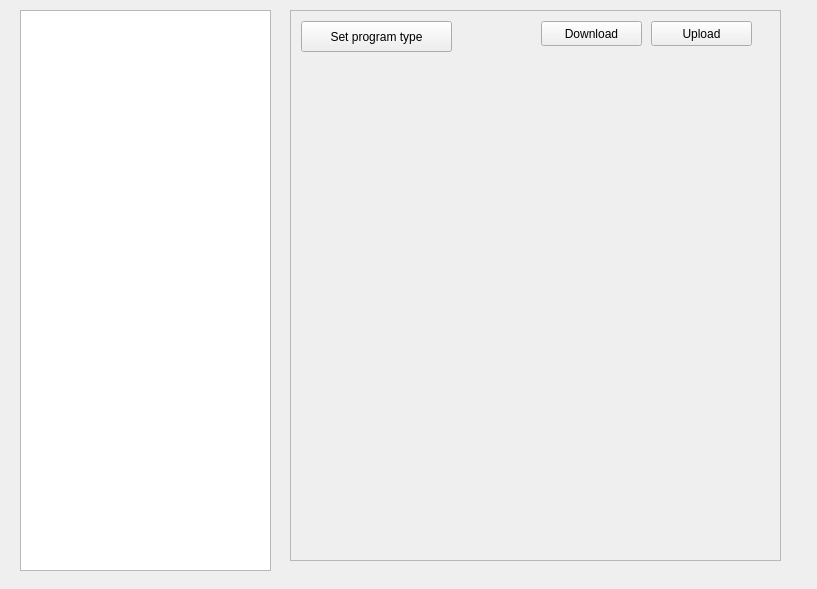
Old version of the form widget_programs.ui in the repository mupimenov/hponic.
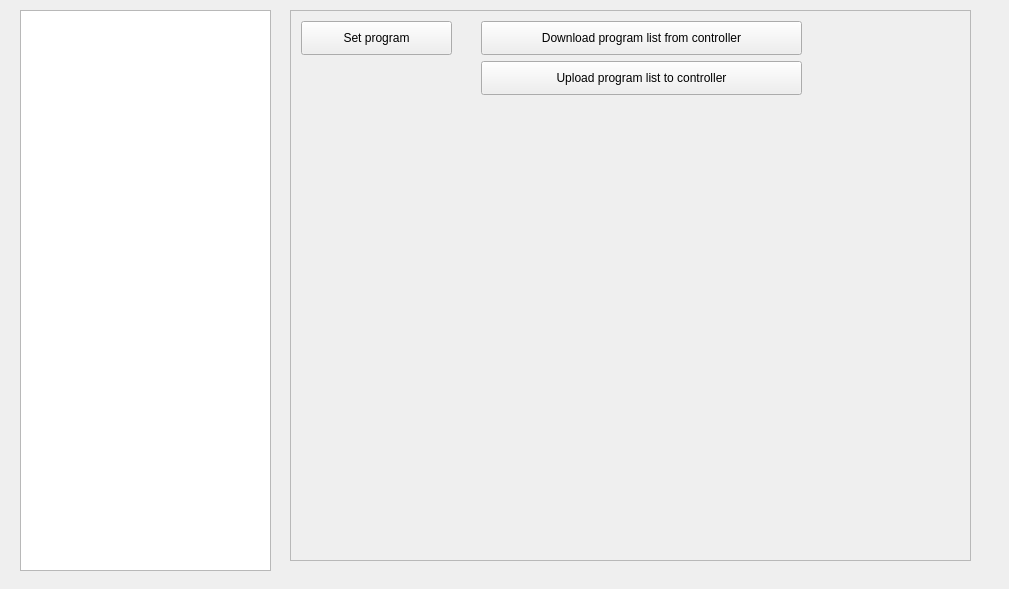
New version of the form. Icons and pictures are not drawn.

```diff
--- a/widget_programs.ui
+++ b/widget_programs.ui
@@ -6,7 +6,7 @@
    <rect>
     <x>0</x>
     <y>0</y>
-    <width>817</width>
+    <width>1009</width>
     <height>589</height>
    </rect>
   </property>
@@ -37,7 +37,7 @@
     <rect>
      <x>290</x>
      <y>10</y>
-     <width>491</width>
+     <width>681</width>
      <height>551</height>
     </rect>
    </property>
@@ -49,7 +49,7 @@
      <rect>
       <x>0</x>
       <y>0</y>
-      <width>489</width>
+      <width>679</width>
       <height>549</height>
      </rect>
     </property>
@@ -59,11 +59,17 @@
        <x>10</x>
        <y>10</y>
        <width>151</width>
-       <height>31</height>
+       <height>34</height>
       </rect>
      </property>
+     <property name="minimumSize">
+      <size>
+       <width>0</width>
+       <height>34</height>
+      </size>
+     </property>
      <property name="text">
-      <string>Set program type</string>
+      <string>Set program</string>
      </property>
      <property name="icon">
       <iconset resource="icons.qrc">
@@ -79,14 +85,20 @@
     <widget class="QToolButton" name="tbDownload">
      <property name="geometry">
       <rect>
-       <x>250</x>
+       <x>190</x>
        <y>10</y>
-       <width>101</width>
-       <height>25</height>
+       <width>321</width>
+       <height>34</height>
       </rect>
      </property>
+     <property name="minimumSize">
+      <size>
+       <width>0</width>
+       <height>34</height>
+      </size>
+     </property>
      <property name="text">
-      <string>Download</string>
+      <string>Download program list from controller</string>
      </property>
      <property name="icon">
       <iconset resource="icons.qrc">
@@ -99,34 +111,27 @@
     <widget class="QToolButton" name="tbUpload">
      <property name="geometry">
       <rect>
-       <x>360</x>
-       <y>10</y>
-       <width>101</width>
-       <height>25</height>
-      </rect>
-     </property>
-     <property name="text">
-      <string>Upload</string>
-     </property>
-     <property name="icon">
-      <iconset resource="icons.qrc">
-       <normaloff>:/icons/bullet_arrow_up.png</normaloff>:/icons/bullet_arrow_up.png</iconset>
-     </property>
-     <property name="toolButtonStyle">
-      <enum>Qt::ToolButtonTextBesideIcon</enum>
-     </property>
-    </widget>
-    <widget class="QLabel" name="lStatus">
-     <property name="geometry">
-      <rect>
-       <x>10</x>
+       <x>190</x>
        <y>50</y>
-       <width>351</width>
-       <height>31</height>
+       <width>321</width>
+       <height>34</height>
       </rect>
      </property>
+     <property name="minimumSize">
+      <size>
+       <width>0</width>
+       <height>34</height>
+      </size>
+     </property>
      <property name="text">
-      <string/>
+      <string>Upload program list to controller</string>
+     </property>
+     <property name="icon">
+      <iconset resource="icons.qrc">
+       <normaloff>:/icons/bullet_arrow_up.png</normaloff>:/icons/bullet_arrow_up.png</iconset>
+     </property>
+     <property name="toolButtonStyle">
+      <enum>Qt::ToolButtonTextBesideIcon</enum>
      </property>
     </widget>
    </widget>
```
Left out of the diff: 28 changed lines with no effect on the pictures.
